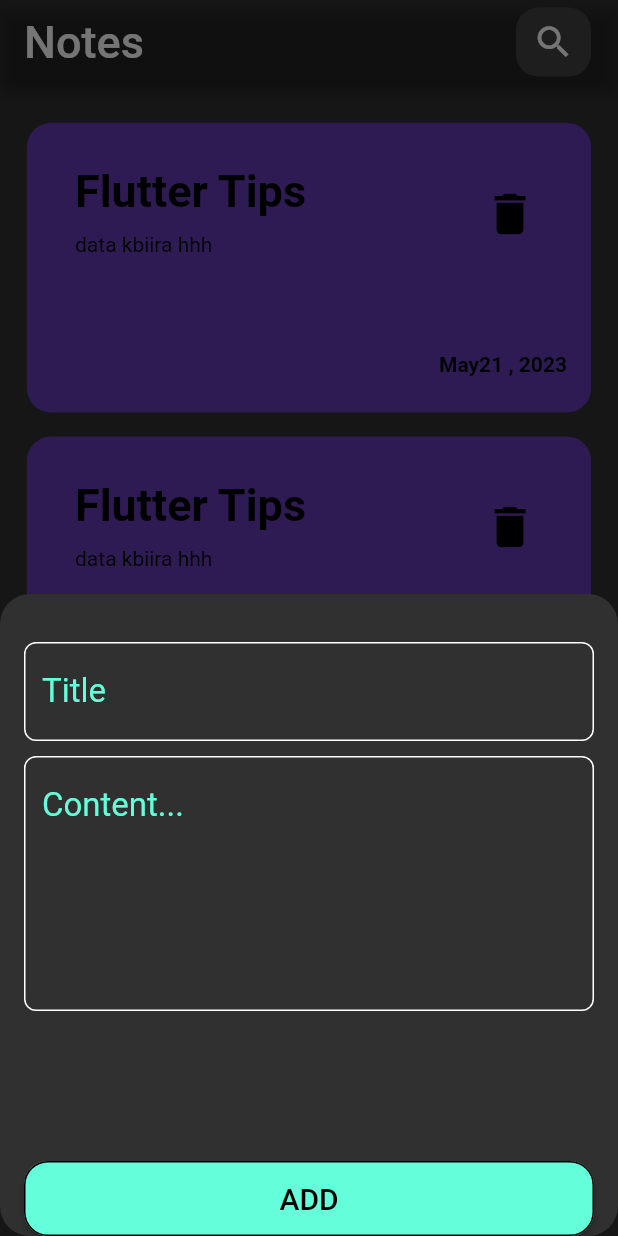
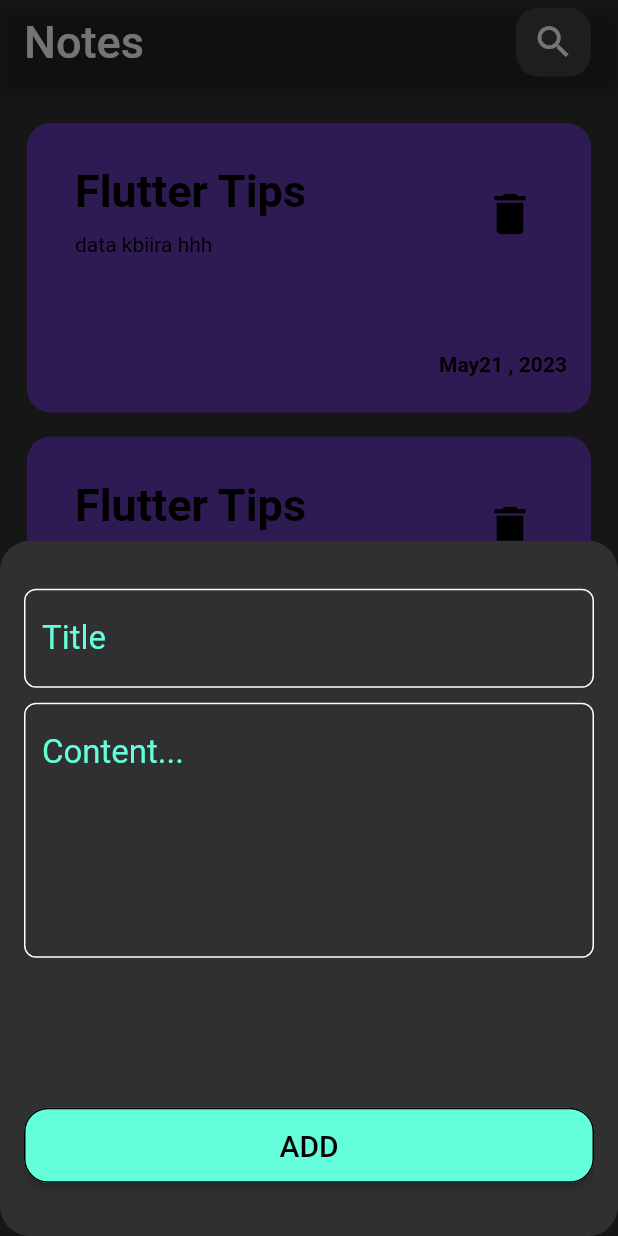
Before and after one commit to Benziane-Anis/My-Notes, a Flutter app: the screen it shows after launch, after a tap on the "add" icon, on a phone screen of 412 x 824 dp. Run offline on Flutter 3.47's test engine with Material 2 defaults, Android fonts, the phone set to English and light mode, and no system bars.

Commit message:
add sizebox ander the button"add" and finish of the buttom sheet

```diff
--- a/lib/items/custom_addnote.dart
+++ b/lib/items/custom_addnote.dart
@@ -25,7 +25,8 @@ class AddNoteButtomSheet extends StatelessWidget {
               color: Colors.tealAccent,
               minWidth: MediaQuery.of(context).size.width,
               shape: OutlineInputBorder(borderRadius: BorderRadius.circular(16)),
-            )
+            ),
+            SizedBox(height: 225,)
           ],
         ),
       ),
```
